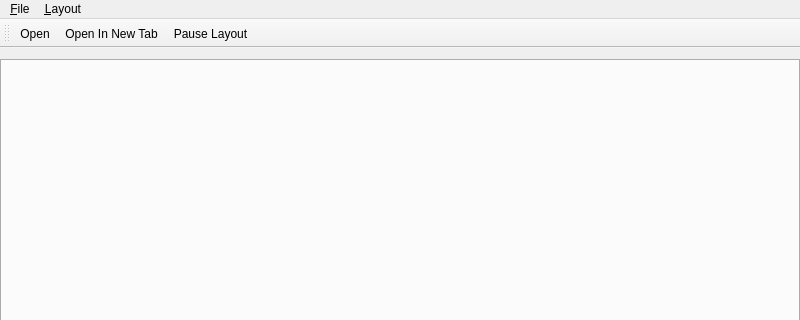
Old version of the form mainwindow.ui in the repository graphia-app/graphia; both pictures show x 0 to 800 and y 0 to 320 of the 800 by 600 pixel window.
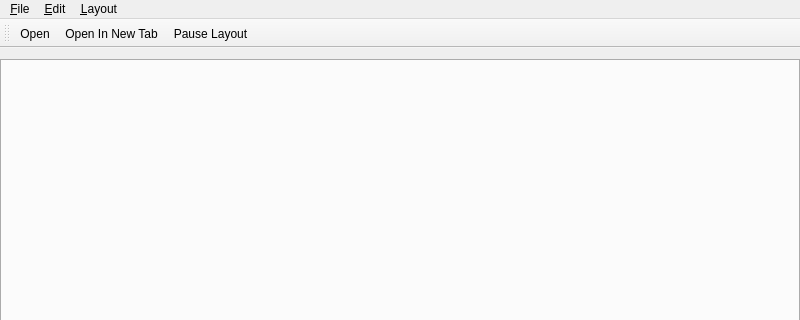
New version of the form. Icons and pictures are not drawn.

The edit to the form file:
```diff
--- a/mainwindow.ui
+++ b/mainwindow.ui
@@ -60,7 +60,7 @@
      <x>0</x>
      <y>0</y>
      <width>800</width>
-     <height>25</height>
+     <height>20</height>
     </rect>
    </property>
    <widget class="QMenu" name="menuFile">
@@ -78,7 +78,16 @@
     </property>
     <addaction name="actionPause_Layout"/>
    </widget>
+   <widget class="QMenu" name="menu_Edit">
+    <property name="title">
+     <string>&amp;Edit</string>
+    </property>
+    <addaction name="actionSelect_All"/>
+    <addaction name="actionSelect_None"/>
+    <addaction name="actionInvert_Selection"/>
+   </widget>
    <addaction name="menuFile"/>
+   <addaction name="menu_Edit"/>
    <addaction name="menuLayout"/>
   </widget>
   <widget class="QToolBar" name="mainToolBar">
```
Left out of the diff: 40 changed lines with no effect on the pictures.
